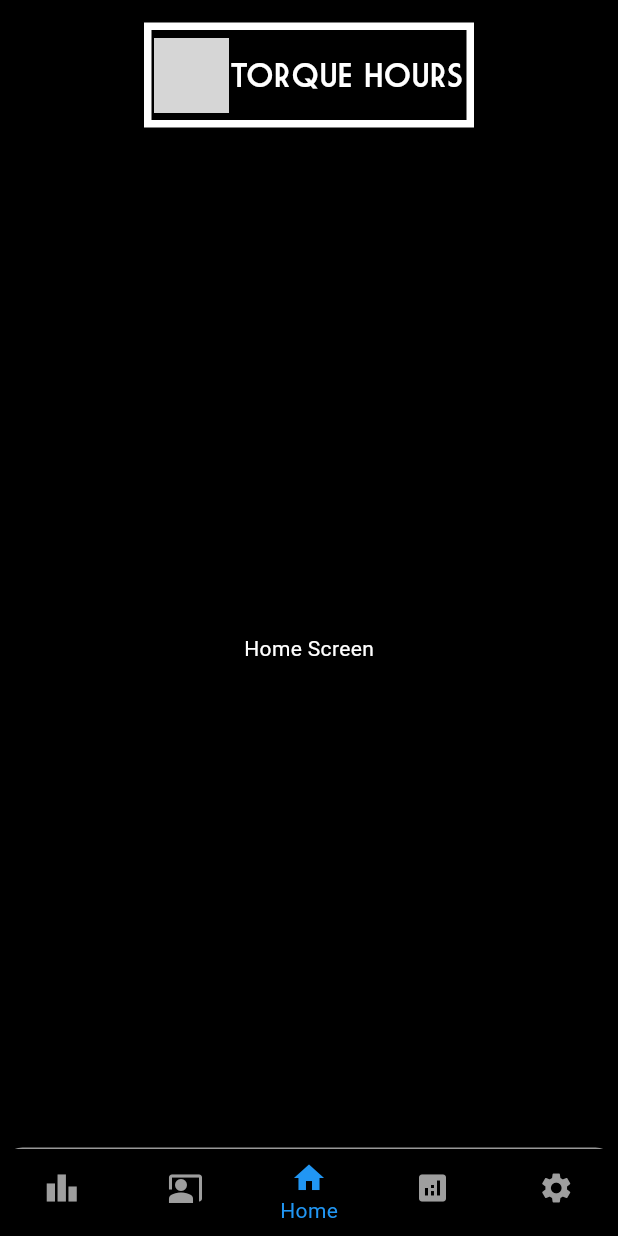
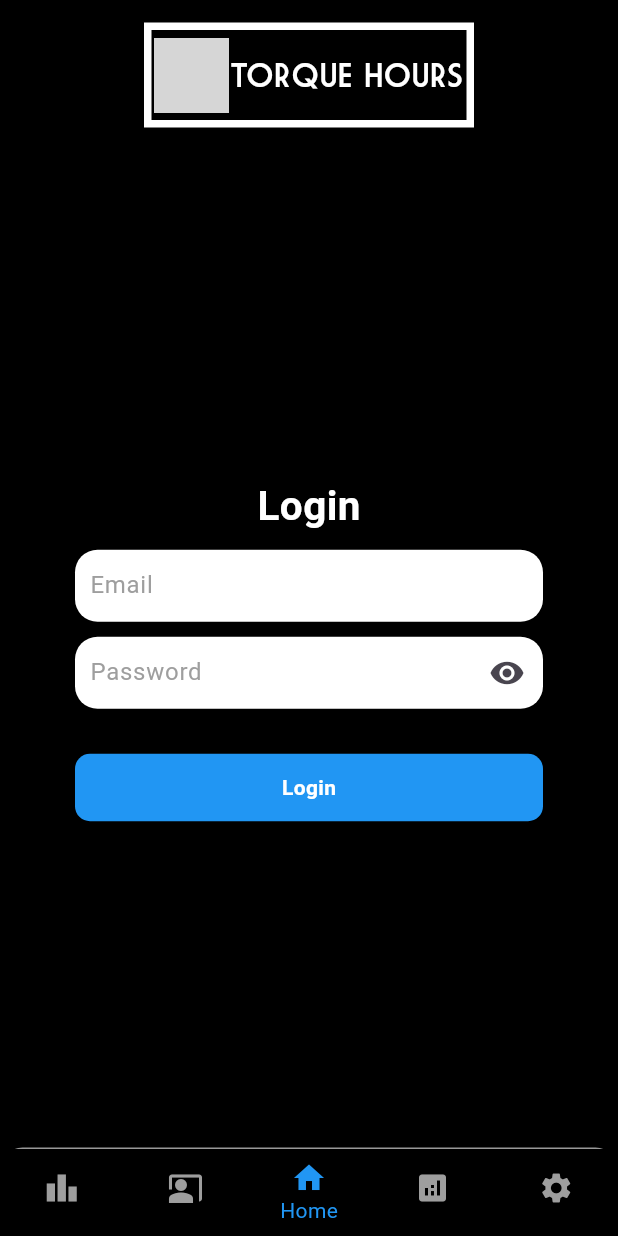
Before and after one commit to TexasTorque/torque-hours-x, a Flutter app: the screen it shows after launch, on a phone screen of 412 x 824 dp. Run offline on Flutter 3.47's test engine with Material 3 defaults, Android fonts, the phone set to English and light mode, and no system bars; our stand-ins replace firebase_auth, firebase_core; accounts and stored records are empty; grey boxes are pictures that could not be loaded.

Commit message:
Add firebase, most login works, just finicky. Might rewrite most of it tomorrow.

```diff
--- /dev/null
+++ b/lib/auth/firebase_auth.dart
@@ -0,0 +1,32 @@
+import 'package:firebase_auth/firebase_auth.dart';
+
+class FirebaseAuthService {
+
+  final FirebaseAuth _auth = FirebaseAuth.instance;
+
+  Future<User?> signUp(String email, String password) async {
+
+    try {
+      UserCredential credential = await _auth.createUserWithEmailAndPassword(email: email, password: password);
+      return credential.user;
+    } catch (e) {
+      print("An error occured.");
+    }
+    return null;
+  }
+
+  Future<User?> login(String email, String password) async {
+
+    try {
+      UserCredential credential = await _auth.signInWithEmailAndPassword(email: email, password: password);
+      return credential.user;
+    } catch (e) {
+      print("An error occured.");
+    }
+    return null;
+  }
+
+  bool isLoggedIn() {
+    return FirebaseAuth.instance.currentUser != null;
+  }
+}
--- /dev/null
+++ b/lib/auth/login_widget.dart
@@ -0,0 +1,89 @@
+import 'package:firebase_auth/firebase_auth.dart';
+import 'package:flutter/material.dart';
+import 'package:torque_hours_x/auth/firebase_auth.dart';
+
+Widget getLoginWidget() {
+  final FirebaseAuthService _auth = FirebaseAuthService();
+
+  TextEditingController emailController = TextEditingController();
+  TextEditingController passwordController = TextEditingController();
+
+  void _logIn() async {
+    String email = emailController.text;
+    String password = passwordController.text;
+
+    User? user = await _auth.login(email, password);
+  }
+
+  return Center(
+    child: Container(
+      padding: const EdgeInsets.only(left: 50, right: 50),
+      child: Column(
+        mainAxisAlignment: MainAxisAlignment.center,
+        children: [
+          const Text("Login", style: TextStyle(fontSize: 27, fontWeight: FontWeight.bold)),
+          const SizedBox(height: 10),
+          Container(
+            decoration: BoxDecoration(
+              color: Colors.white,
+              borderRadius: BorderRadius.circular(15),
+            ),
+            child: TextFormField(
+              controller: emailController,
+              decoration: const InputDecoration(
+                border: UnderlineInputBorder(borderSide: BorderSide.none),
+                contentPadding: EdgeInsets.only(left: 10),
+                hintText: "Email",
+                hintStyle: TextStyle(color: Colors.grey),
+              ),
+            ),
+          ),
+          const SizedBox(height: 10),
+          Container(
+            decoration: BoxDecoration(
+              color: Colors.white,
+              borderRadius: BorderRadius.circular(15),
+            ),
+            child: TextFormField(
+              controller: passwordController,
+              obscureText: true,
+              decoration: const InputDecoration(
+                border: UnderlineInputBorder(borderSide: BorderSide.none),
+                contentPadding: EdgeInsets.only(left: 10, right: 50),
+                hintText: "Password",
+                hintStyle: TextStyle(color: Colors.grey),
+                suffixIcon: Icon(Icons.visibility),
+                suffixIconConstraints: BoxConstraints(
+                  minWidth: 48,
+                ),
+              ),
+            ),
+          ),
+          const SizedBox(height: 30),
+          GestureDetector(
+            onTap: () {
+              _logIn();
+            },
+            child: Container(
+              width: double.infinity,
+              height: 45,
+              decoration: BoxDecoration(
+                color: Colors.blue,
+                borderRadius: BorderRadius.circular(10),
+              ),
+              child: const Center(
+                child: Text(
+                  "Login",
+                  style: TextStyle(
+                    color: Colors.white,
+                    fontWeight: FontWeight.bold,
+                  ),
+                ),
+              ),
+            ),
+          ),
+        ],
+      ),
+    ),
+  );
+}
--- a/lib/main.dart
+++ b/lib/main.dart
@@ -1,4 +1,6 @@
+import 'package:firebase_core/firebase_core.dart';
 import 'package:flutter/material.dart';
+import 'package:torque_hours_x/firebase_options.dart';
 import 'package:torque_hours_x/screens/analytics.dart';
 import 'package:torque_hours_x/screens/attendance.dart';
 import 'package:torque_hours_x/screens/home.dart';
@@ -19,6 +21,10 @@ class MainApp extends StatefulWidget {
 class _MainAppState extends State<MainApp> {
   int navigationIndex = 2;
 
+  Widget getCurrentScreen() {
+    return screens[navigationIndex];
+  }
+
   List<Widget> screens = const [
     LeaderboardScreen(),
     AttendanceScreen(),
@@ -29,6 +35,14 @@ class _MainAppState extends State<MainApp> {
 
   @override
   Widget build(BuildContext context) {
+    return FutureBuilder(
+      future: Firebase.initializeApp(options: DefaultFirebaseOptions.currentPlatform),
+      builder: (context, snapshot) {
+        if (snapshot.hasError) {
+          return const MaterialApp();
+        }
+
+        if (snapshot.connectionState == ConnectionState.done) {
           return MaterialApp(
             title: 'TORQUE HOURS',
             theme: ThemeData(
@@ -57,9 +71,11 @@ class _MainAppState extends State<MainApp> {
                 ),
               ),
               body: Center(
-          child: screens[navigationIndex]
+                child: getCurrentScreen(),
               ),
-        bottomNavigationBar: Container(
+              bottomNavigationBar: Visibility(
+                visible: true,
+                child: Container(
                   decoration: const BoxDecoration(
                     border: Border(top: BorderSide(color: Colors.grey)),
                     borderRadius: BorderRadius.all(Radius.circular(15))
@@ -105,6 +121,12 @@ class _MainAppState extends State<MainApp> {
                   ),
                 ),
               ),
+            ),
+          );
+        }
+
+        return const MaterialApp();
+      },
     );
   }
 }
--- a/lib/screens/home.dart
+++ b/lib/screens/home.dart
@@ -1,4 +1,6 @@
+import 'package:firebase_auth/firebase_auth.dart';
 import 'package:flutter/material.dart';
+import 'package:torque_hours_x/auth/login_widget.dart';
 
 class HomeScreen extends StatelessWidget {
   const HomeScreen({super.key});
@@ -13,9 +15,9 @@ class HomeScreen extends StatelessWidget {
           bodyMedium: TextStyle(color: Colors.white)
         )
       ),
-      home: const Scaffold(
-        body: Center(
-          child: Text('Home Screen'),
+      home: Scaffold(
+        body: FirebaseAuth.instance.currentUser == null ? getLoginWidget() : const Center(
+          child: Text("Home Screen"),
         ),
       ),
     );
--- a/pubspec.yaml
+++ b/pubspec.yaml
@@ -9,6 +9,8 @@ environment:
 dependencies:
   flutter:
     sdk: flutter
+  firebase_auth: ^5.2.1
+  firebase_core: ^3.4.1
 
 dev_dependencies:
   flutter_test:
```
Also changed, not shown: firebase.json (added), lib/firebase_options.dart (added), pubspec.lock, 6 other files. Lines whose indentation alone changed are shown as unchanged.
